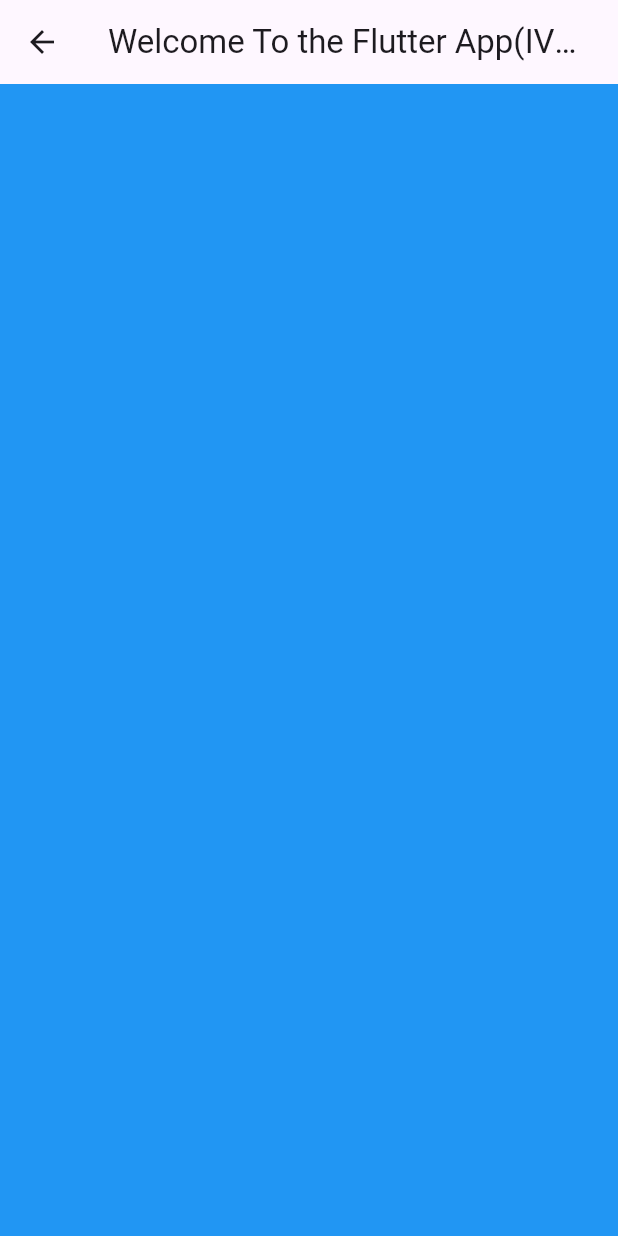
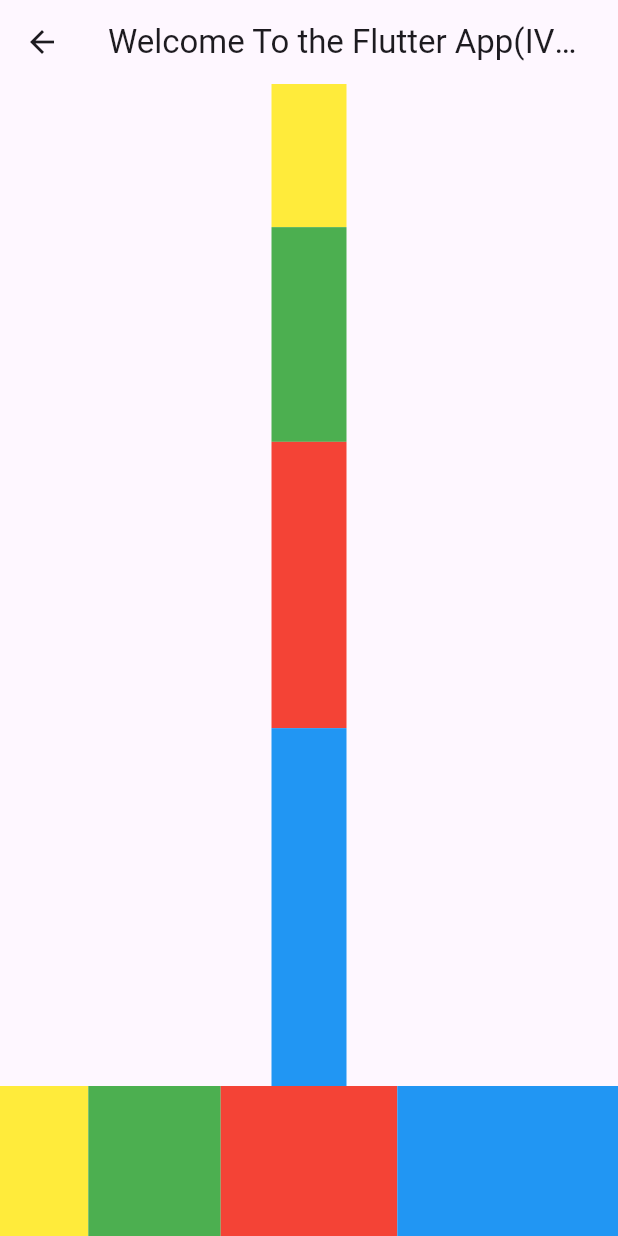
Before and after one commit to anilpokharel/ivozaar, a Flutter app: the screen it shows after launch, on a phone screen of 412 x 824 dp. Run offline on Flutter 3.47's test engine with Material 3 defaults, Android fonts, the phone set to English and light mode, and no system bars.

Commit message:
ListView Comppleted and Decoration and Expanded Widget

```diff
--- a/lib/main.dart
+++ b/lib/main.dart
@@ -1,5 +1,4 @@
 import 'package:flutter/material.dart';
-
 
 void main() {
   runApp(const MyApp());
@@ -14,9 +13,7 @@
       debugShowCheckedModeBanner: false,
       home: const HomeScreen(),
       initialRoute: '/home',
-      routes: {
-        '/home': (context) => const HomeScreen(),
-      },
+      routes: {'/home': (context) => const HomeScreen()},
     );
   }
 }
@@ -26,22 +23,84 @@
 
   @override
   Widget build(BuildContext context) {
+
     return Scaffold(
       appBar: AppBar(
-        title: const Text(
-          'Welcome To the Flutter App(IVOzaar)',
-        ),
+        title: const Text('Welcome To the Flutter App(IVOzaar)'),
       ), //AppBar
-      body: ListView.builder(
-        itemBuilder: (context, index) {
-          return Container(
+      body: Column(
+        mainAxisAlignment: MainAxisAlignment.center,
+        children: [
+          Expanded(
+            flex: 2,
             child: Container(
-              height: 200,
-              width: 200,
+              width: 50,
+              height: 100,
+              color: Colors.yellow,
+            ),
+          ),
+          Expanded(
+            flex: 3,
+            child: Container(
+              width: 50,
+              height: 100,
+              color: Colors.green,
+            ),
+          ),
+          Expanded(
+            flex: 4,
+            child: Container(
+              width: 50,
+              height: 100,
+              color: Colors.red,
+            ),
+          ),
+          Expanded(
+            flex: 5,
+            child: Container(
+              width: 50,
+              height: 100,
               color: Colors.blue,
             ),
-          );
-        },
+          ),
+          Row(
+        mainAxisAlignment: MainAxisAlignment.center,
+        children: [
+          Expanded(
+            flex: 2,
+            child: Container(
+              width: 50,
+              height: 100,
+              color: Colors.yellow,
+            ),
+          ),
+          Expanded(
+            flex: 3,
+            child: Container(
+              width: 50,
+              height: 100,
+              color: Colors.green,
+            ),
+          ),
+          Expanded(
+            flex: 4,
+            child: Container(
+              width: 50,
+              height: 100,
+              color: Colors.red,
+            ),
+          ),
+          Expanded(
+            flex: 5,
+            child: Container(
+              width: 50,
+              height: 100,
+              color: Colors.blue,
+            ),
+          ),
+        ],
+      ),
+        ],
       ),
     );
   }
```
Also changed, not shown: lib/buttons.dart (+60 -1 lines).
